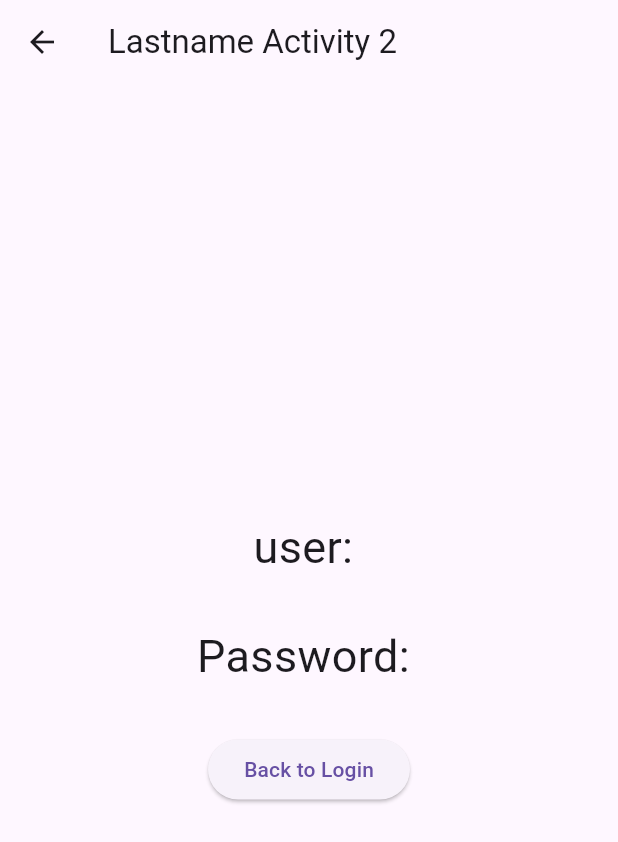
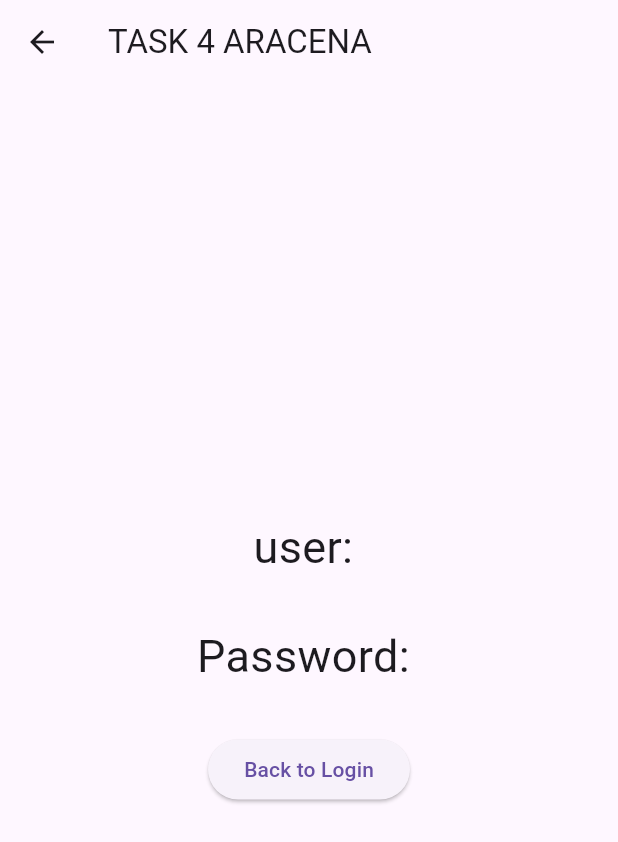
Before and after one commit to Aracena18/CCE-106-Activities, a Flutter app: the LandingPage screen opened directly with empty values, on a phone screen of 412 x 824 dp. Shown: the top 842 px of the screen. Run offline on Flutter 3.47's test engine with Material 3 defaults, Android fonts, the phone set to English and light mode, and no system bars.

Commit message:
Show surname in Task 4 landing AppBar

```diff
--- a/lib/activities/activity_03_login_register/landing.dart
+++ b/lib/activities/activity_03_login_register/landing.dart
@@ -14,7 +14,7 @@ class LandingPage extends StatelessWidget {
   Widget build(BuildContext context) {
     return Scaffold(
       appBar: AppBar(
-        title: const Text('Lastname Activity 2'),
+        title: const Text('TASK 4 ARACENA'),
       ),
       body: Center(
         child: Column(
```
